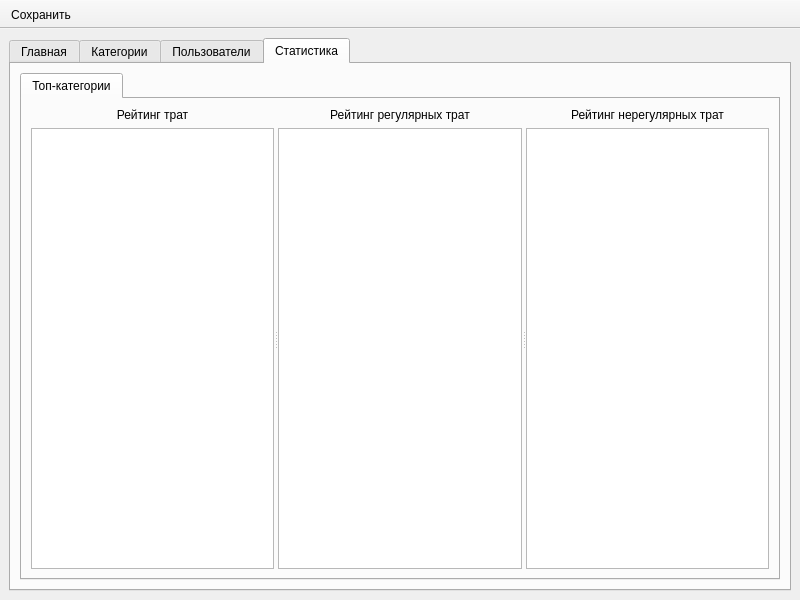
Qt form src/mainwindow.ui (AskePit/Cashbook) before a commit.
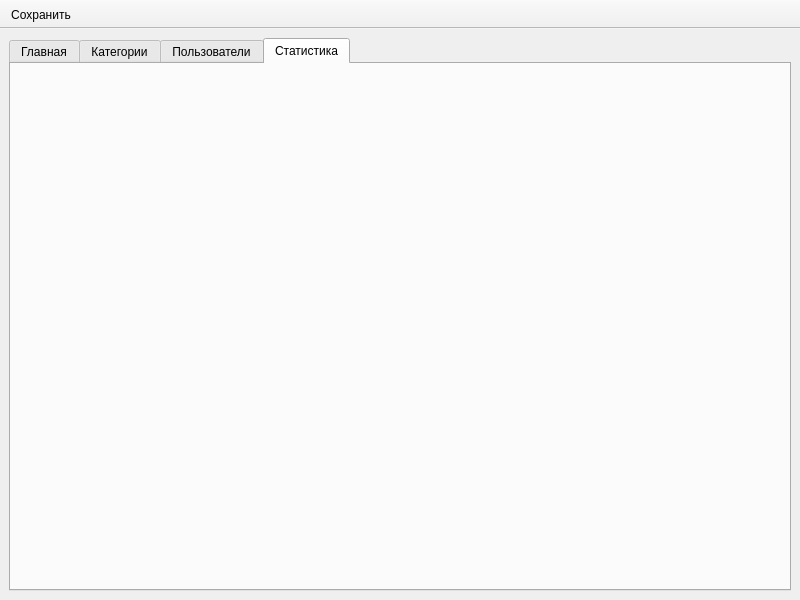
The same form after that commit. The open tabs and pages were chosen to show the change. Icons and pictures are not drawn.

The edit to the form file:
```diff
--- a/src/mainwindow.ui
+++ b/src/mainwindow.ui
@@ -1165,92 +1165,7 @@
        <attribute name="title">
         <string>Статистика</string>
        </attribute>
-       <layout class="QVBoxLayout" name="verticalLayout_9">
-        <item>
-         <widget class="QTabWidget" name="statsTabWidget">
-          <property name="currentIndex">
-           <number>0</number>
-          </property>
-          <widget class="QWidget" name="topTab">
-           <attribute name="title">
-            <string>Топ-категории</string>
-           </attribute>
-           <layout class="QVBoxLayout" name="verticalLayout_13">
-            <item>
-             <widget class="QSplitter" name="splitter_3">
-              <property name="orientation">
-               <enum>Qt::Horizontal</enum>
-              </property>
-              <widget class="QWidget" name="layoutWidget">
-               <layout class="QVBoxLayout" name="verticalLayout_10">
-                <item>
-                 <widget class="QLabel" name="topSpentLabel">
-                  <property name="text">
-                   <string>Рейтинг трат</string>
-                  </property>
-                  <property name="alignment">
-                   <set>Qt::AlignCenter</set>
-                  </property>
-                 </widget>
-                </item>
-                <item>
-                 <widget class="QTableWidget" name="topSpentTable">
-                  <attribute name="verticalHeaderDefaultSectionSize">
-                   <number>23</number>
-                  </attribute>
-                 </widget>
-                </item>
-               </layout>
-              </widget>
-              <widget class="QWidget" name="layoutWidget">
-               <layout class="QVBoxLayout" name="verticalLayout_11">
-                <item>
-                 <widget class="QLabel" name="topRegularSpentLabel">
-                  <property name="text">
-                   <string>Рейтинг регулярных трат</string>
-                  </property>
-                  <property name="alignment">
-                   <set>Qt::AlignCenter</set>
-                  </property>
-                 </widget>
-                </item>
-                <item>
-                 <widget class="QTableWidget" name="topRegularSpentTable">
-                  <attribute name="verticalHeaderDefaultSectionSize">
-                   <number>23</number>
-                  </attribute>
-                 </widget>
-                </item>
-               </layout>
-              </widget>
-              <widget class="QWidget" name="layoutWidget">
-               <layout class="QVBoxLayout" name="verticalLayout_12">
-                <item>
-                 <widget class="QLabel" name="topIrregularSpentLabel">
-                  <property name="text">
-                   <string>Рейтинг нерегулярных трат</string>
-                  </property>
-                  <property name="alignment">
-                   <set>Qt::AlignCenter</set>
-                  </property>
-                 </widget>
-                </item>
-                <item>
-                 <widget class="QTableWidget" name="topIrregularSpentTable">
-                  <attribute name="verticalHeaderDefaultSectionSize">
-                   <number>23</number>
-                  </attribute>
-                 </widget>
-                </item>
-               </layout>
-              </widget>
-             </widget>
-            </item>
-           </layout>
-          </widget>
-         </widget>
-        </item>
-       </layout>
+       <layout class="QVBoxLayout" name="verticalLayout_9"/>
       </widget>
      </widget>
     </item>
```
